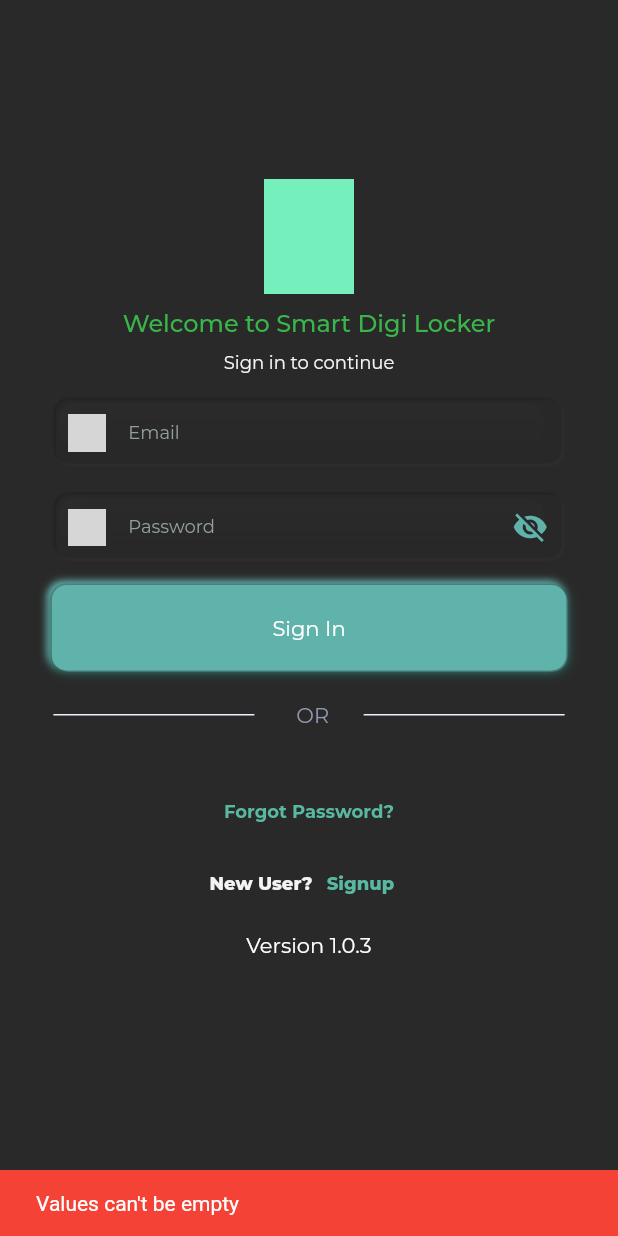
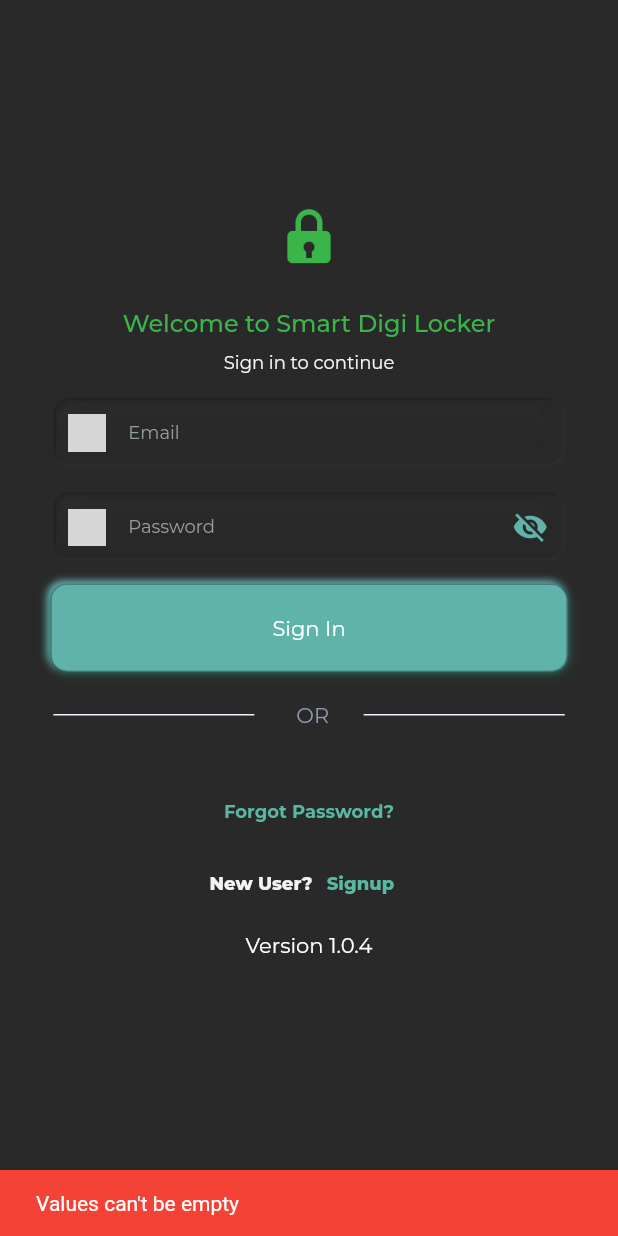
Before and after one commit to mariganesh55/locker, a Flutter app: the screen it shows after launch, after a tap on "Sign In", on a phone screen of 412 x 824 dp. Run offline on Flutter 3.47's test engine with Material 2 defaults, Android fonts, the phone set to English and light mode, and no system bars; our stand-ins replace get, google_fonts, package_info_plus, page_transition, shared_preferences; network calls fail; grey boxes are pictures that could not be loaded.

Commit message:
Bug fixes

```diff
--- a/lib/core/splash_screen.dart
+++ b/lib/core/splash_screen.dart
@@ -14,20 +14,23 @@ class SplashScreen extends StatefulWidget {
 }
 
 class _SplashScreenState extends State<SplashScreen> {
-
   bool _visible = false;
 
   @override
   void initState() {
     bool _isLogged = AppHelpers.SHARED_PREFERENCES.getBool('isLogged') ?? false;
-    Future.delayed(const Duration(milliseconds: 3500), () => Navigator.pushReplacement(
-        context,
-        PageTransition(
-            type: PageTransitionType.fade,
-            child: _isLogged ? const HomeScreenMain() : const LoginHomeScreen(),
-            duration: const Duration(
-                milliseconds: 350))));
-    WidgetsBinding.instance?.addPostFrameCallback((_) => setState(() => _visible = true));
+    Future.delayed(
+        const Duration(milliseconds: 3500),
+        () => Navigator.pushReplacement(
+            context,
+            PageTransition(
+                type: PageTransitionType.fade,
+                child: _isLogged
+                    ? const HomeScreenMain()
+                    : const LoginHomeScreen(),
+                duration: const Duration(milliseconds: 350))));
+    WidgetsBinding.instance
+        ?.addPostFrameCallback((_) => setState(() => _visible = true));
     super.initState();
   }
 
@@ -41,7 +44,12 @@ class _SplashScreenState extends State<SplashScreen> {
         width: size.width,
         child: Stack(
           children: [
-            Image.asset('assets/login/splash.png', fit: BoxFit.cover, height: size.height, width: size.width,),
+            Image.asset(
+              'assets/login/splash.png',
+              fit: BoxFit.cover,
+              height: size.height,
+              width: size.width,
+            ),
             AnimatedOpacity(
               opacity: _visible ? 0.3 : 1,
               duration: const Duration(seconds: 3),
@@ -55,8 +63,18 @@ class _SplashScreenState extends State<SplashScreen> {
               child: Column(
                 mainAxisAlignment: MainAxisAlignment.center,
                 children: [
-                  Image.asset('assets/common/logo.png', width: 80.88, height: 114.59,),
-                  const Text('SMART DIGI LOCKER', style: TextStyle(fontWeight: FontWeight.w600, fontSize: 26, color: AppColors.lightGreen),)
+                  Image.asset(
+                    'assets/common/lock.png',
+                    width: 80.88,
+                    height: 114.59,
+                  ),
+                  const Text(
+                    'SMART DIGI LOCKER',
+                    style: TextStyle(
+                        fontWeight: FontWeight.w600,
+                        fontSize: 26,
+                        color: AppColors.lightGreen),
+                  )
                 ],
               ),
             ),
--- a/lib/features/profile/data/model/user_details_response.dart
+++ b/lib/features/profile/data/model/user_details_response.dart
@@ -12,14 +12,14 @@ String userDetailsResponseToJson(List<UserDetailsResponse> data) =>
     json.encode(List<dynamic>.from(data.map((x) => x.toJson())));
 
 class UserDetailsResponse {
-  UserDetailsResponse({
-    required this.id,
-    required this.username,
-    required this.email,
-    required this.password,
-    this.role,
-    this.passcode
-  });
+  UserDetailsResponse(
+      {required this.id,
+      required this.username,
+      required this.email,
+      required this.password,
+      this.role,
+      this.passcode,
+      this.approve});
 
   String id;
   String username;
@@ -27,6 +27,7 @@ class UserDetailsResponse {
   String password;
   String? role;
   String? passcode;
+  bool? approve;
 
   factory UserDetailsResponse.fromJson(Map<String, dynamic> json) =>
       UserDetailsResponse(
@@ -35,6 +36,7 @@ class UserDetailsResponse {
           email: json["email"],
           password: json["password"],
           role: json["role"],
+          approve: json["approve"],
           passcode: json["passcode"]);
 
   Map<String, dynamic> toJson() => {
@@ -43,5 +45,6 @@ class UserDetailsResponse {
         "email": email,
         "password": password,
         "role": role,
+        "approve":approve
       };
 }
--- a/pubspec.yaml
+++ b/pubspec.yaml
@@ -3,7 +3,7 @@ description: A new Flutter project.
 
 publish_to: 'none'
 
-version: 1.0.3+3
+version: 1.0.4+4
 
 environment:
   sdk: ">=2.15.1 <3.0.0"
@@ -28,7 +28,9 @@ dev_dependencies:
 flutter_icons:
   android: "launcher_icon"
   ios: true
-  image_path: "assets/common/logo.png"
+  image_path: "assets/common/lock.png"
+  remove_alpha_ios: true
+
 
   flutter_lints: ^1.0.0
 
```
Also changed, not shown: lib/features/login/presentation/pages/login_screen.dart (+12 -3 lines), lib/features/profile/data/datasource/user_details_datasource.dart (+7 -6 lines), 23 other files.
